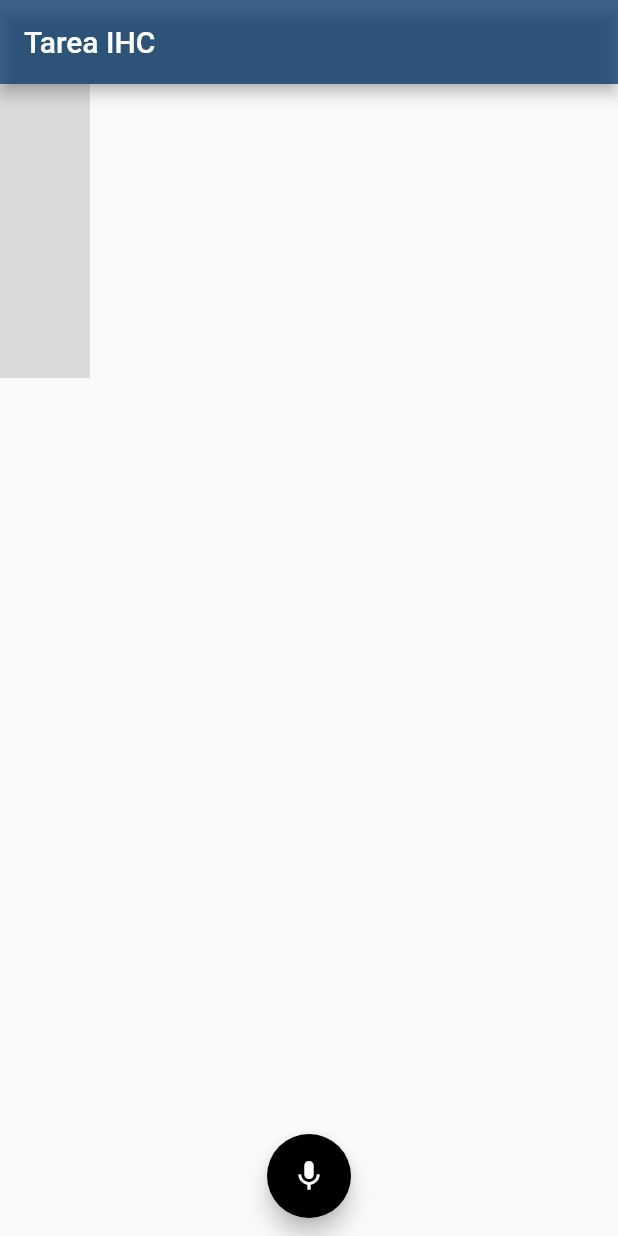
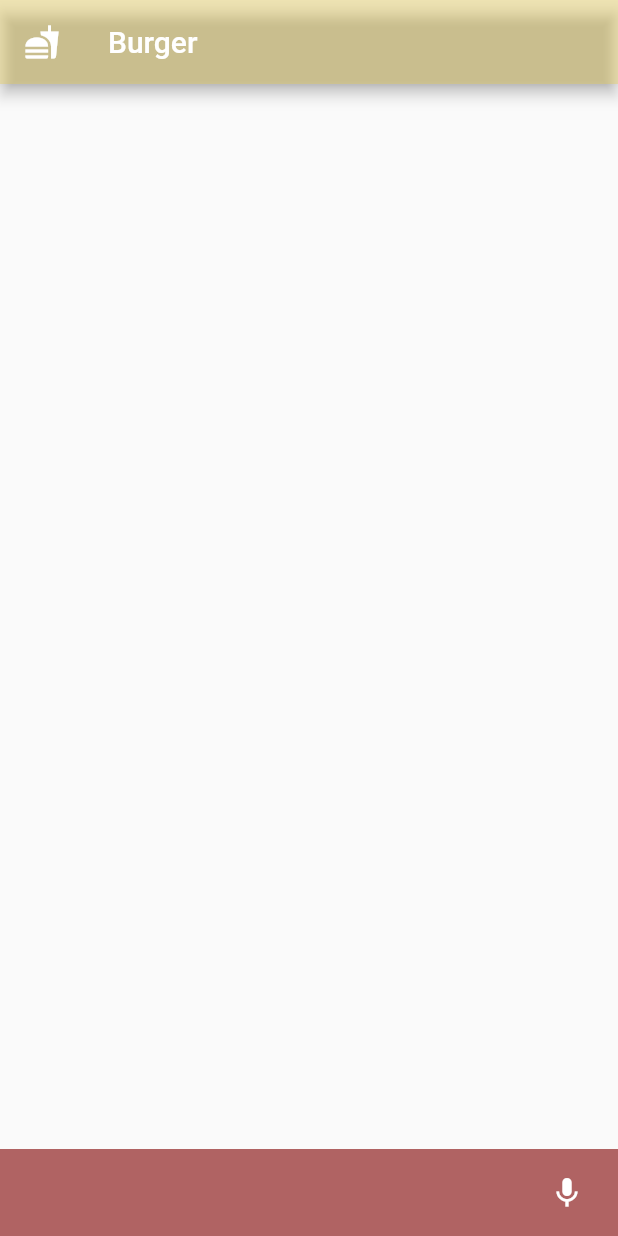
Before and after one commit to Fabio0406/ProyectVoiceflutter, a Flutter app: the screen it shows after launch, after a tap on the "mic none" icon, on a phone screen of 412 x 824 dp. Run offline on Flutter 3.47's test engine with Material 2 defaults, Android fonts, the phone set to English and light mode, and no system bars; our stand-ins replace flutter_tts, speech_to_text; missing offline and left inert: dialog_flowtter.

Commit message:
first commit

```diff
--- /dev/null
+++ b/lib/app_body.dart
@@ -0,0 +1,84 @@
+import 'package:dialog_flowtter/dialog_flowtter.dart';
+import 'package:flutter/material.dart';
+
+class AppBody extends StatelessWidget {
+  final List<Map<String, dynamic>> mensajes;
+
+  const AppBody({
+    Key? key,
+    this.mensajes = const [],
+  }) : super(key: key);
+
+  @override
+  Widget build(BuildContext context) {
+    return ListView.separated(
+      itemBuilder: (context, i) {
+        var obj = mensajes[mensajes.length - 1 - i];
+        Message message = obj['message'];
+        bool isUserMessage = obj['isUserMessage'] ?? false;
+        return Row(
+          mainAxisAlignment:
+              isUserMessage ? MainAxisAlignment.end : MainAxisAlignment.start,
+          mainAxisSize: isUserMessage ? MainAxisSize.min : MainAxisSize.max,
+          children: [
+            contenedordemensajes(
+              message: message,
+              isUserMessage: isUserMessage,
+            ),
+          ],
+        );
+      },
+      separatorBuilder: (_, i) => Container(height: 10),
+      itemCount: mensajes.length,
+      reverse: true,
+      padding: const EdgeInsets.symmetric(
+        horizontal: 10,
+        vertical: 20,
+      ),
+    );
+  }
+}
+
+// ignore: camel_case_types
+class contenedordemensajes extends StatelessWidget {
+  final Message message;
+  final bool isUserMessage;
+
+  const contenedordemensajes({
+    Key? key,
+    required this.message,
+    this.isUserMessage = false,
+  }) : super(key: key);
+
+  @override
+  Widget build(BuildContext context) {
+    return Container(
+      constraints: const BoxConstraints(maxWidth: 200),
+      child: LayoutBuilder(
+        builder: (context, constrains) {
+          switch (message.type) {
+            case MessageType.text:
+            default:
+              return Container(
+                decoration: BoxDecoration(
+                  color: isUserMessage
+                      ? const Color.fromARGB(157, 129, 26, 26)
+                      : const Color.fromARGB(255, 54, 52, 48),
+                  borderRadius: BorderRadius.circular(20),
+                ),
+                padding: !isUserMessage
+                    ? const EdgeInsets.all(20)
+                    : const EdgeInsets.all(10),
+                child: Text(
+                  message.text?.text?[0] ?? '',
+                  style: TextStyle(
+                    color: Colors.white,
+                  ),
+                ),
+              );
+          }
+        },
+      ),
+    );
+  }
+}
--- a/lib/main.dart
+++ b/lib/main.dart
@@ -1,6 +1,11 @@
+// ignore_for_file: deprecated_member_use
+
+import 'package:dialog_flowtter/dialog_flowtter.dart';
 import 'package:flutter/material.dart';
 import 'package:speech_to_text/speech_to_text.dart' as stt;
-import 'package:text_to_speech/text_to_speech.dart';
+import 'package:flutter_tts/flutter_tts.dart';
+
+import 'app_body.dart';
 
 void main() {
   runApp(const MyApp());
@@ -9,76 +14,172 @@ void main() {
 class MyApp extends StatelessWidget {
   const MyApp({super.key});
 
-  // This widget is the root of your application.
   @override
   Widget build(BuildContext context) {
     return MaterialApp(
-      home: VoiceHome(),
+      title: 'BURGER',
+      theme: ThemeData(
+        primarySwatch: Colors.blue,
+        visualDensity: VisualDensity.adaptivePlatformDensity,
+      ),
+      home: const MyHomePage(title: 'BURGER'),
     );
   }
 }
 
-class VoiceHome extends StatefulWidget {
+class MyHomePage extends StatefulWidget {
+  const MyHomePage({Key? key, this.title}) : super(key: key);
+
+  final String? title;
+
   @override
-  _VoiceHomeState createState() => _VoiceHomeState();
+  // ignore: library_private_types_in_public_api
+  _MyHomePageState createState() => _MyHomePageState();
 }
 
-class _VoiceHomeState extends State<VoiceHome> {
+class _MyHomePageState extends State<MyHomePage> {
+  late DialogFlowtter dialogFlowtter;
+
   late stt.SpeechToText _speech;
+  String _text = '';
   bool _isListening = false;
-  String _text = '';
+
+  List<Map<String, dynamic>> mensajes = [];
 
   @override
   void initState() {
     super.initState();
     _speech = stt.SpeechToText();
+    DialogFlowtter.fromFile().then((instance) => dialogFlowtter = instance);
   }
 
   @override
   Widget build(BuildContext context) {
     return Scaffold(
       appBar: AppBar(
-        title: Text('Tarea IHC'),
-        backgroundColor: Color.fromRGBO(0, 50, 100, 0.747),
+        title: const Text(
+          'Burger',
+          style: TextStyle(color: Colors.white),
         ),
-      floatingActionButtonLocation: FloatingActionButtonLocation.miniCenterFloat,
-      floatingActionButton: FloatingActionButton(
-        child: Icon(_isListening ? Icons.mic : Icons.mic_none),
-        onPressed: _listen,
-        backgroundColor: Color.fromARGB(255, 0, 0, 0),
+        backgroundColor: Color.fromARGB(96, 233, 204, 77),
+        leading: IconButton(
+          icon: const Icon(
+            Icons.fastfood,
+            color: Colors.white,
           ),
-      body: SingleChildScrollView(
-        reverse: true,
-        child: Container(
-          padding: const EdgeInsets.fromLTRB(30.0, 30.0, 30.0, 150.0),
-          color: Color.fromRGBO(1, 1, 1, 0.13),
-          child: Text(_text),
+          onPressed: () {},
         ),
+      ),
+      body: Column(
+        children: [
+          Expanded(child: AppBody(mensajes: mensajes)),
+          Container(
+            padding: const EdgeInsets.symmetric(
+              horizontal: 10,
+              vertical: 5,
+            ),
+            color: const Color.fromARGB(157, 129, 5, 5),
+            child: Row(
+              children: [
+                Expanded(
+                  child: Text(
+                    _text,
+                    style: const TextStyle(color: Colors.white),
+                  ),
+                ),
+                IconButton(
+                  onPressed: () {
+                    _listen();
+                  },
+                  icon: Icon(
+                    _isListening ? Icons.mic : Icons.mic_none,
+                    color: const Color.fromRGBO(255, 255, 255, 1),
+                  ),
+                ),
+              ],
+            ),
+          ),
+        ],
       ),
     );
   }
 
+  void enviarmensajes(String text) async {
+    if (text.isEmpty) return;
+    setState(() {
+      addmensajes(
+        Message(text: DialogText(text: [text])),
+        true,
+      );
+    });
+
+    DetectIntentResponse response = await dialogFlowtter.detectIntent(
+      queryInput: QueryInput(text: TextInput(text: text)),
+    );
+    FlutterTts flutterTts = FlutterTts();
+    flutterTts.setLanguage('es-MX');
+
+  // Establece el manejador de finalización
+  flutterTts.setCompletionHandler(() {
+    _listen(); // Activa el micrófono después de que el bot termine de hablar
+  });
+
+  flutterTts.speak(response.text as String);
+    if (response.message == null) return;
+    setState(() {
+      addmensajes(response.message!);
+    });
+  }
+
+  void addmensajes(Message message, [bool isUserMessage = false]) {
+    mensajes.add({
+      'message': message,
+      'isUserMessage': isUserMessage,
+    });
+  }
+
  void _listen() async {
-    TextToSpeech tts = TextToSpeech();
-    tts.setLanguage('es-MX');
   if (!_isListening) {
     bool available = await _speech.initialize(
-        onStatus: (val) => print('onStatus: $val'),
+      onStatus: (val) {
+        print('Estado del reconocimiento de voz: $val'); // Imprime el estado actual
+        if (val == 'done') {
+          setState(() => {_isListening = false,
+          _speech.stop(),
+          enviarmensajes(_text),
+          _text = ''
+          });
+        }
+      },
+      // ignore: avoid_print
       onError: (val) => print('onError: $val'),
     );
     if (available) {
       setState(() => _isListening = true);
+      print('Escuchando...'); // Imprime cuando comienza a escuchar
       _speech.listen(
         onResult: (val) => setState(() {
           _text = val.recognizedWords;
-
-          }), localeId:'es-MX'
+        }),
+        localeId: 'es-MX',
+        // comentar esta seccion si se va correr en celular
+        // listenFor: const Duration(seconds: 60),
+        //   pauseFor: const Duration(seconds: 10),
+        //   partialResults: true,
+        //   onDevice: true,
+        //   listenMode: stt.ListenMode.confirmation,
+        // hasta aca
       );
     }
   } else {
     setState(() => _isListening = false);
+    print('Dejó de escuchar'); // Imprime cuando deja de escuchar
     _speech.stop();
-      tts.speak(_text);
   }
 }
+  @override
+  void dispose() {
+    dialogFlowtter.dispose();
+    super.dispose();
   }
+}
```
Also changed, not shown: assets/dialog_flow_auth.json (added, +13 -0 lines), pubspec.yaml (+7 -1 lines), pubspec.lock, 6 other files. Lines whose indentation alone changed are shown as unchanged.
